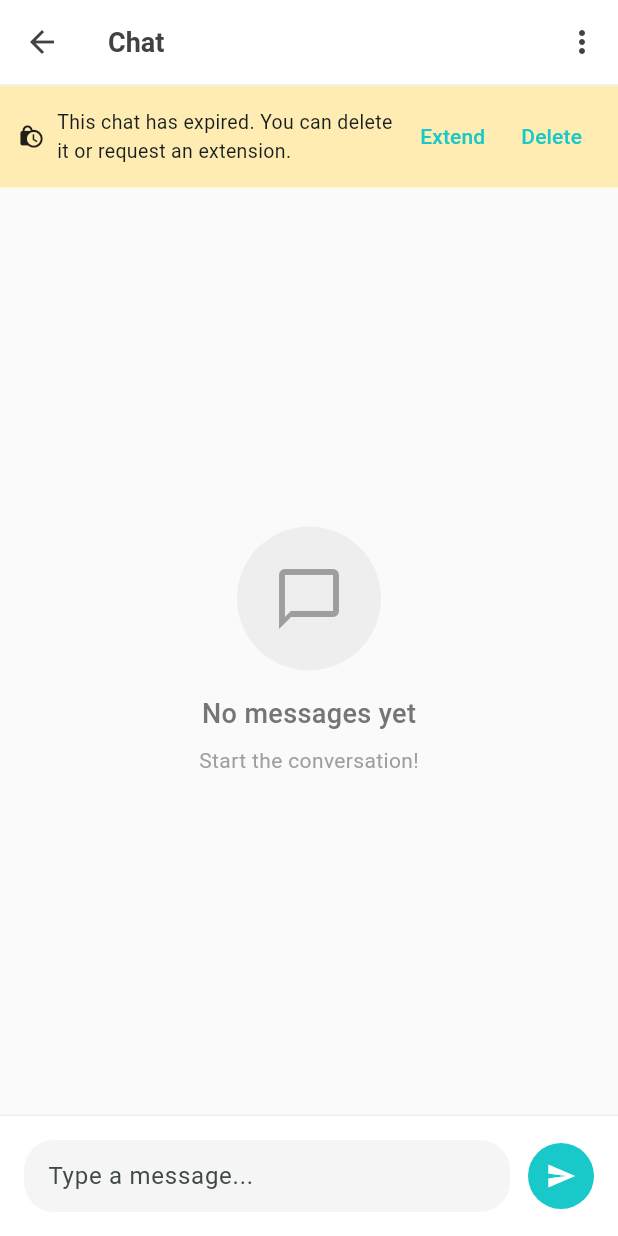
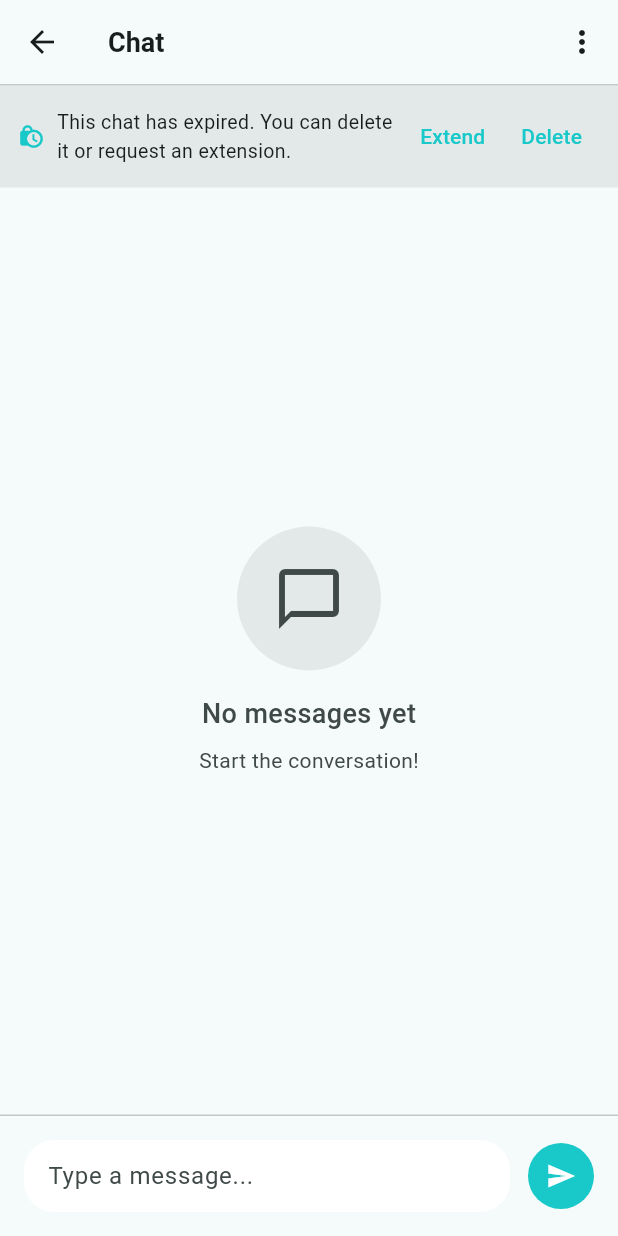
Before and after one commit to pamudusarasith/chatrio, a Flutter app: the ChatPage screen opened directly with empty values, on a phone screen of 412 x 824 dp. Run offline on Flutter 3.47's test engine with Material 3 defaults, Android fonts, the phone set to English and light mode, and no system bars; our stand-ins replace firebase_core, firebase_database, go_router, logger, qr_flutter, sqflite; missing offline and left inert: mobile_scanner; accounts and stored records are empty.

Commit message:
feat: Enhance chat navigation and UI with PopScope and theme updates; adjust QR code expiration time

```diff
--- a/lib/services/qr_service.dart
+++ b/lib/services/qr_service.dart
@@ -12,7 +12,7 @@ class QRService {
       'chat_id': chatId,
       'created_at': DateTime.now().millisecondsSinceEpoch,
       'expires_at': DateTime.now()
-          .add(Duration(minutes: 60))
+          .add(Duration(minutes: 2))
           .millisecondsSinceEpoch,
     };
 
--- a/lib/views/chat_page.dart
+++ b/lib/views/chat_page.dart
@@ -3,6 +3,7 @@ import '../viewmodels/chat_page_view_model.dart';
 import '../services/user_service.dart';
 import '../services/chat_service.dart';
 import '../widgets/nickname_dialog.dart';
+import '../utils/logger.dart';
 
 enum _ChatMenuAction { changeNickname, deleteChat }
 
@@ -13,12 +14,13 @@ class ChatPage extends StatelessWidget {
 
   @override
   Widget build(BuildContext context) {
+    final cs = Theme.of(context).colorScheme;
     return Scaffold(
-      backgroundColor: Colors.grey[50],
+      backgroundColor: cs.surface,
       appBar: AppBar(
         elevation: 0,
-        backgroundColor: Colors.white,
-        foregroundColor: Colors.grey[800],
+        backgroundColor: cs.surface,
+        foregroundColor: cs.onSurface,
         title: ListenableBuilder(
           listenable: viewModel,
           builder: (context, _) => Text(
@@ -98,7 +100,7 @@ class ChatPage extends StatelessWidget {
         ],
         bottom: PreferredSize(
           preferredSize: const Size.fromHeight(1),
-          child: Container(height: 1, color: Colors.grey[200]),
+          child: Container(height: 1, color: cs.outlineVariant),
         ),
       ),
       body: SafeArea(
@@ -117,15 +119,15 @@ class ChatPage extends StatelessWidget {
                     horizontal: 12,
                     vertical: 10,
                   ),
-                  color: Colors.amber[100],
+                  color: cs.surfaceContainerHigh,
                   child: Row(
                     children: [
-                      const Icon(Icons.lock_clock, size: 18),
+                      Icon(Icons.lock_clock, size: 18, color: cs.primary),
                       const SizedBox(width: 8),
-                      const Expanded(
+                      Expanded(
                         child: Text(
                           'This chat has expired. You can delete it or request an extension.',
-                          style: TextStyle(fontSize: 13),
+                          style: TextStyle(fontSize: 13, color: cs.onSurface),
                         ),
                       ),
                       TextButton(
@@ -169,7 +171,10 @@ class ChatPage extends StatelessWidget {
                                 ),
                                 TextButton(
                                   onPressed: () => Navigator.of(ctx).pop(true),
-                                  child: const Text('Delete'),
+                                  child: Text(
+                                    'Delete',
+                                    style: TextStyle(color: cs.error),
+                                  ),
                                 ),
                               ],
                             ),
@@ -220,14 +225,14 @@ class ChatPage extends StatelessWidget {
                           Container(
                             padding: const EdgeInsets.all(24),
                             decoration: BoxDecoration(
-                              color: Colors.amber[50],
+                              color: cs.surfaceContainerHigh,
                               borderRadius: BorderRadius.circular(50),
-                              border: Border.all(color: Colors.amber[200]!),
+                              border: Border.all(color: cs.outlineVariant),
                             ),
                             child: Icon(
                               Icons.lock_clock,
                               size: 48,
-                              color: Colors.amber[700],
+                              color: cs.primary,
                             ),
                           ),
                           const SizedBox(height: 16),
@@ -235,7 +240,7 @@ class ChatPage extends StatelessWidget {
                             'Chat expired',
                             style: TextStyle(
                               fontSize: 18,
-                              color: Colors.grey[800],
+                              color: cs.onSurface,
                               fontWeight: FontWeight.w600,
                             ),
                           ),
@@ -244,7 +249,7 @@ class ChatPage extends StatelessWidget {
                             'Request an extension or delete the chat.',
                             style: TextStyle(
                               fontSize: 14,
-                              color: Colors.grey[600],
+                              color: cs.onSurfaceVariant,
                             ),
                           ),
                           const SizedBox(height: 16),
@@ -299,7 +304,10 @@ class ChatPage extends StatelessWidget {
                                         TextButton(
                                           onPressed: () =>
                                               Navigator.of(ctx).pop(true),
-                                          child: const Text('Delete'),
+                                          child: Text(
+                                            'Delete',
+                                            style: TextStyle(color: cs.error),
+                                          ),
                                         ),
                                       ],
                                     ),
@@ -347,13 +355,13 @@ class ChatPage extends StatelessWidget {
                           Container(
                             padding: const EdgeInsets.all(24),
                             decoration: BoxDecoration(
-                              color: Colors.grey[200],
+                              color: cs.surfaceContainerHigh,
                               borderRadius: BorderRadius.circular(50),
                             ),
                             child: Icon(
                               Icons.chat_bubble_outline,
                               size: 48,
-                              color: Colors.grey[500],
+                              color: cs.onSurfaceVariant,
                             ),
                           ),
                           const SizedBox(height: 16),
@@ -361,7 +369,7 @@ class ChatPage extends StatelessWidget {
                             'No messages yet',
                             style: TextStyle(
                               fontSize: 18,
-                              color: Colors.grey[600],
+                              color: cs.onSurfaceVariant,
                               fontWeight: FontWeight.w500,
                             ),
                           ),
@@ -370,7 +378,7 @@ class ChatPage extends StatelessWidget {
                             'Start the conversation!',
                             style: TextStyle(
                               fontSize: 14,
-                              color: Colors.grey[500],
+                              color: cs.onSurfaceVariant,
                             ),
                           ),
                         ],
@@ -400,13 +408,13 @@ class ChatPage extends StatelessWidget {
                                 ),
                                 decoration: BoxDecoration(
                                   color: isMe
-                                      ? Theme.of(context).primaryColor
-                                      : Colors.white,
+                                      ? cs.primaryContainer
+                                      : cs.surface,
                                   borderRadius: BorderRadius.circular(20),
                                   border: isMe
                                       ? null
                                       : Border.all(
-                                          color: Colors.grey[300]!,
+                                          color: cs.outlineVariant,
                                           width: 1,
                                         ),
                                 ),
@@ -417,8 +425,8 @@ class ChatPage extends StatelessWidget {
                                       message.text,
                                       style: TextStyle(
                                         color: isMe
-                                            ? Colors.white
-                                            : Colors.grey[800],
+                                            ? cs.onPrimaryContainer
+                                            : cs.onSurface,
                                         fontSize: 16,
                                       ),
                                     ),
@@ -430,10 +438,10 @@ class ChatPage extends StatelessWidget {
                                       style: TextStyle(
                                         fontSize: 12,
                                         color: isMe
-                                            ? Colors.white.withValues(
+                                            ? cs.onPrimaryContainer.withValues(
                                                 alpha: 0.7,
                                               )
-                                            : Colors.grey[500],
+                                            : cs.onSurfaceVariant,
                                       ),
                                     ),
                                   ],
@@ -456,14 +464,15 @@ class ChatPage extends StatelessWidget {
   }
 
   Widget _buildMessageInput(BuildContext context, ChatPageViewModel viewModel) {
+    final cs = Theme.of(context).colorScheme;
     final controller = viewModel.messageController;
     final expired =
         (viewModel.chat?.isExpired() == true) ||
         !(viewModel.chat?.isActive ?? true);
     return Container(
       decoration: BoxDecoration(
-        color: Colors.white,
-        border: Border(top: BorderSide(color: Colors.grey[200]!, width: 1)),
+        color: cs.surface,
+        border: Border(top: BorderSide(color: cs.outlineVariant, width: 1)),
       ),
       child: SafeArea(
         child: Padding(
@@ -473,7 +482,7 @@ class ChatPage extends StatelessWidget {
               Expanded(
                 child: Container(
                   decoration: BoxDecoration(
-                    color: Colors.grey[100],
+                    color: cs.surfaceContainerLowest,
                     borderRadius: BorderRadius.circular(20),
                   ),
                   child: ListenableBuilder(
@@ -507,9 +516,7 @@ class ChatPage extends StatelessWidget {
                 width: 44,
                 height: 44,
                 decoration: BoxDecoration(
-                  color: expired
-                      ? Colors.grey[300]
-                      : Theme.of(context).primaryColor,
+                  color: expired ? cs.surfaceContainerHigh : cs.primary,
                   borderRadius: BorderRadius.circular(22),
                 ),
                 child: ListenableBuilder(
@@ -517,17 +524,19 @@ class ChatPage extends StatelessWidget {
                   builder: (context, child) {
                     return IconButton(
                       icon: viewModel.isSending
-                          ? const SizedBox(
+                          ? SizedBox(
                               width: 20,
                               height: 20,
                               child: CircularProgressIndicator(
-                                color: Colors.white,
+                                color: cs.onPrimary,
                                 strokeWidth: 2,
                               ),
                             )
-                          : const Icon(
+                          : Icon(
                               Icons.send,
-                              color: Colors.white,
+                              color: expired
+                                  ? cs.onSurfaceVariant
+                                  : cs.onPrimary,
                               size: 20,
                             ),
                       onPressed: viewModel.isSending || expired
@@ -591,11 +600,22 @@ Future<bool> _requestExtension(
       chatService = ChatService(userId: user.id);
       await chatService.initialize();
     }
+    AppLogger.info(
+      'Requesting chat extension: chatId=$chatId, userId=${user.id}, minutes=$minutes',
+    );
     final ok = await chatService.requestChatExtension(chatId, minutes);
+    AppLogger.info(
+      'Chat extension request result: chatId=$chatId, success=$ok',
+    );
     // Try to refresh local chat after request (approval may come later via listener)
     await chatService.syncChatFromFirebase(chatId);
     return ok;
-  } catch (_) {
+  } catch (e, stack) {
+    AppLogger.error(
+      'Error requesting chat extension: chatId=$chatId, error=${e.toString()}',
+      e,
+      stack,
+    );
     return false;
   }
 }
--- a/pubspec.yaml
+++ b/pubspec.yaml
@@ -7,6 +7,7 @@ environment:
   sdk: ^3.9.0
 
 dependencies:
+  cupertino_icons: ^1.0.8
   firebase_core: ^4.0.0
   firebase_database: ^12.0.0
   flutter:
```
Also changed, not shown: lib/router.dart (+17 -2 lines), lib/views/chat_list_page.dart (+74 -50 lines), lib/views/generate_qr_page.dart (+12 -10 lines), lib/views/scan_qr_page.dart (+6 -6 lines), lib/widgets/waiting_view_widget.dart (+3 -5 lines), pubspec.lock.
